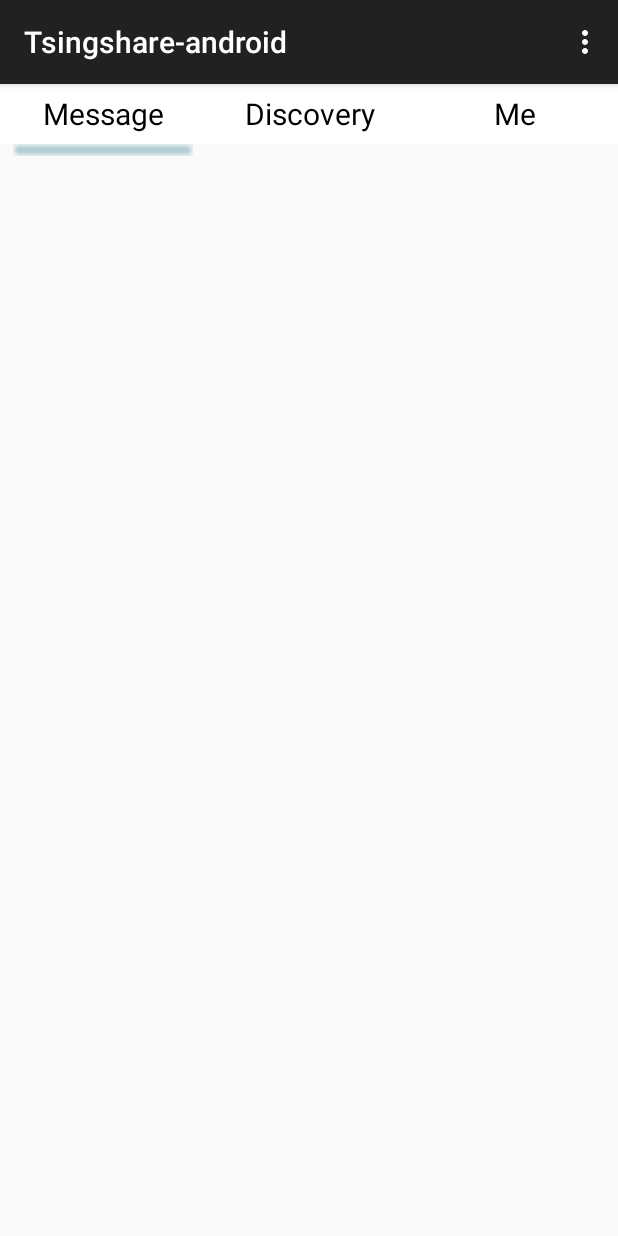
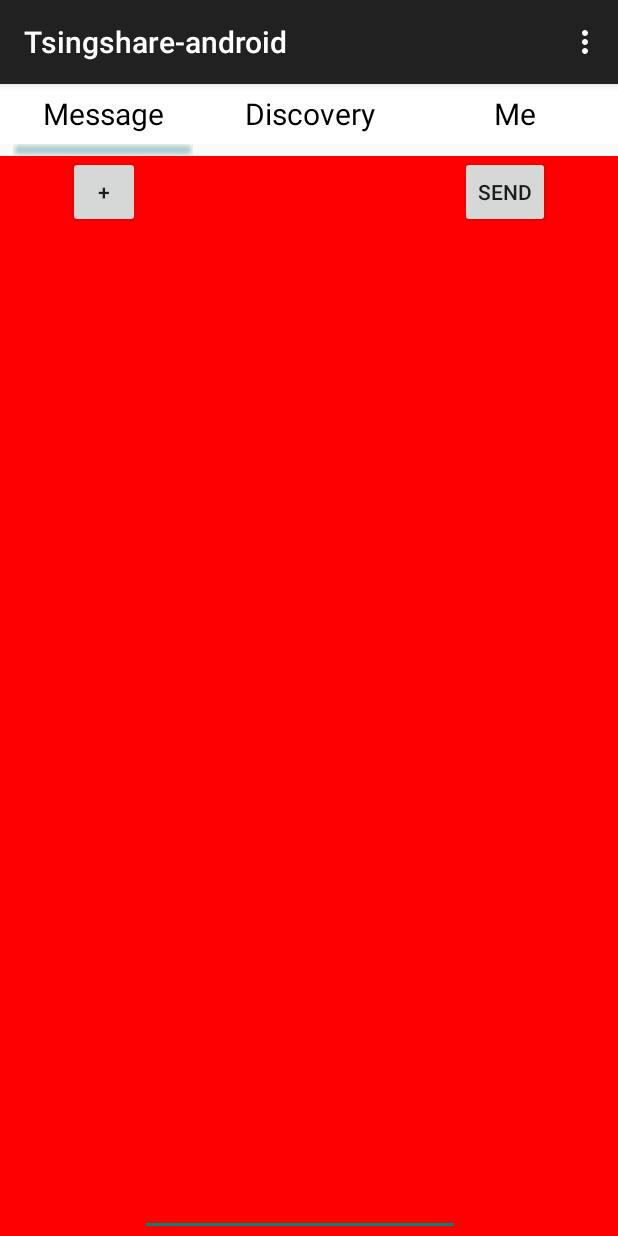
Before and after one commit to whn09/Tsingshare-android, an Android app: the screen it shows after launch (MainActivity), on a phone screen of 412 x 824 dp. Run offline under Robolectric (Android 15) with nearby library versions, the phone set to English and light mode, and no system bars.

Commit message:
layout is ok

```diff
--- a/app/src/main/res/layout/activity_main_message.xml
+++ b/app/src/main/res/layout/activity_main_message.xml
@@ -1,5 +1,40 @@
 <?xml version="1.0" encoding="utf-8"?>
 <LinearLayout xmlns:android="http://schemas.android.com/apk/res/android"
-    android:layout_width="match_parent" android:layout_height="match_parent">
+    android:layout_width="match_parent" android:layout_height="match_parent"
+    android:gravity="center_horizontal"
+    android:orientation="vertical"
+    android:background="#FF0000">
 
+    <ListView
+        android:layout_width="match_parent"
+        android:layout_height="wrap_content"
+        android:id="@+id/listView" />
+
+    <LinearLayout xmlns:android="http://schemas.android.com/apk/res/android"
+        android:layout_width="match_parent" android:layout_height="match_parent"
+        android:gravity="center_horizontal"
+        android:orientation="horizontal">
+
+        <Button
+            style="?android:attr/buttonStyleSmall"
+            android:layout_width="wrap_content"
+            android:layout_height="wrap_content"
+            android:text="@string/plus"
+            android:id="@+id/button2" />
+
+        <EditText
+        android:layout_width="wrap_content"
+        android:layout_height="35dp"
+        android:inputType="textMultiLine"
+        android:ems="10"
+        android:id="@+id/editText"
+        android:layout_gravity="bottom" />
+
+        <Button
+            style="?android:attr/buttonStyleSmall"
+            android:layout_width="wrap_content"
+            android:layout_height="wrap_content"
+            android:text="@string/send"
+            android:id="@+id/button" />
+    </LinearLayout>
 </LinearLayout>
--- a/app/src/main/res/values/strings_activity_main.xml
+++ b/app/src/main/res/values/strings_activity_main.xml
@@ -3,4 +3,6 @@
     <string name="message">Message</string>
     <string name="discovery">Discovery</string>
     <string name="me">Me</string>
+    <string name="send">Send</string>
+    <string name="plus">+</string>
 </resources>
```
Also changed, not shown: app/src/main/res/layout/activity_main_discovery.xml (+9 -1 lines), app/src/main/res/layout/activity_main_me.xml (+6 -1 lines).
